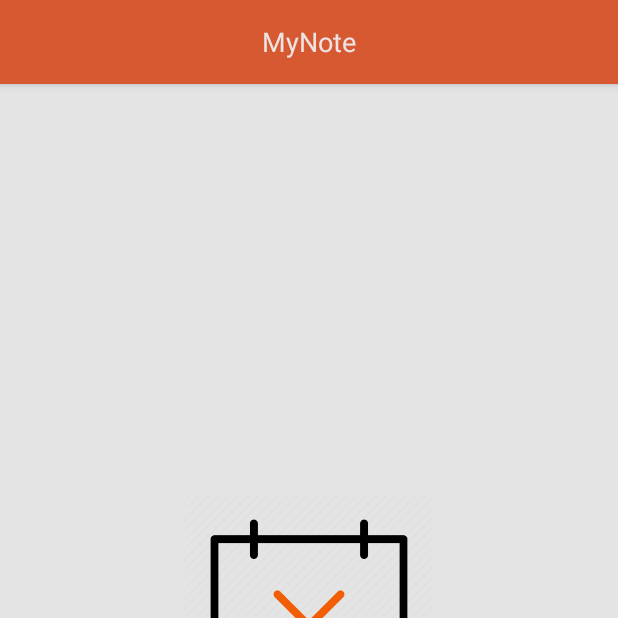
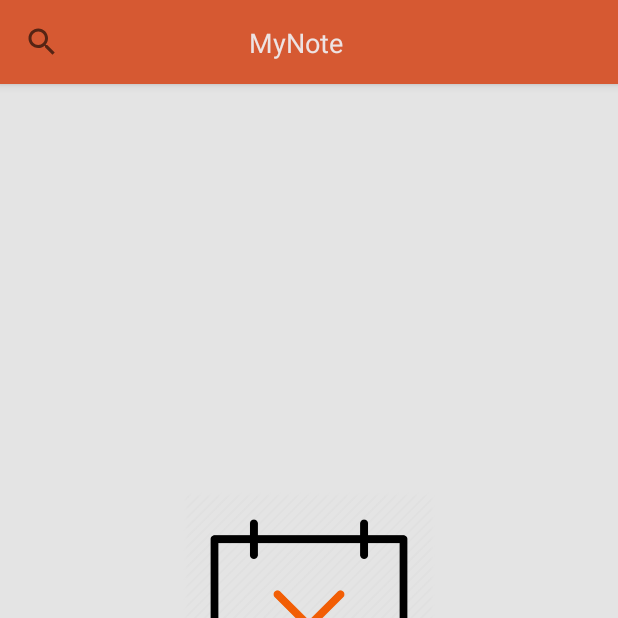
Before and after one commit to Obaa10/MyNote, an Android app: the screen it shows after launch (MainActivity), on a phone screen of 412 x 824 dp, the top half of it. Run offline under Robolectric (Android 15) with nearby library versions, the phone set to English and light mode, and no system bars; our stand-ins replace Room's generated code.

Commit message:
Arranging list by date

```diff
--- a/app/src/main/java/com/test/mynote/MainActivity.kt
+++ b/app/src/main/java/com/test/mynote/MainActivity.kt
@@ -4,6 +4,7 @@ import android.app.Activity
 import android.content.Intent
 import android.os.Bundle
 import android.view.View
+import android.widget.ImageButton
 import android.widget.ImageView
 import android.widget.TextView
 import android.widget.Toast
@@ -16,6 +17,7 @@ import com.test.mynote.adapter.NoteListAdapter
 import com.test.mynote.database.Note
 import com.test.mynote.viewmodel.NoteViewModel
 import com.test.mynote.viewmodel.NoteViewModelFactory
+import java.util.*
 
 class MainActivity : AppCompatActivity() {
 
@@ -31,6 +33,7 @@ class MainActivity : AppCompatActivity() {
         val addButton: FloatingActionButton = findViewById(R.id.add_button)
         val noNoteToShowText: TextView = findViewById(R.id.no_note_text)
         val noNoteToShowImage: ImageView = findViewById(R.id.no_note_image)
+        val searchButton : ImageButton = findViewById(R.id.search)
 
         //Define the recyclerView and it's adapter
         val recyclerView: RecyclerView = findViewById(R.id.notes_list)
@@ -41,9 +44,11 @@ class MainActivity : AppCompatActivity() {
 
         //Set the visibility of "noNoteToShow" && Observe the movie list
         noteViewModel.allNote.observe(this) { notes ->
-            notes.let {
-                recyclerViewAdapter.submitList(it)
-                if (it?.size != 0) {
+            notes.let { list ->
+                noteViewModel.yearList.clear()
+                val mList = list?.sortedBy { Date(it.year,it.month,it.day)  }
+                recyclerViewAdapter.submitList(mList)
+                if (list?.size != 0) {
                     noNoteToShowText.visibility = View.INVISIBLE
                     noNoteToShowImage.visibility = View.INVISIBLE
                 } else {
@@ -57,6 +62,12 @@ class MainActivity : AppCompatActivity() {
         addButton.setOnClickListener {
             val intent = Intent(this, NoteDetails::class.java)
             startActivityForResult(intent, 1)
+        }
+
+        //Search note
+        searchButton.setOnClickListener {
+
+           // noteViewModel.getNoteByTitle()
         }
     }
 
--- /dev/null
+++ b/app/src/main/res/drawable/ic_baseline_search_24.xml
@@ -0,0 +1,10 @@
+<vector xmlns:android="http://schemas.android.com/apk/res/android"
+    android:width="24dp"
+    android:height="24dp"
+    android:tint="?attr/colorControlNormal"
+    android:viewportWidth="24"
+    android:viewportHeight="24">
+  <path
+      android:fillColor="@android:color/white"
+      android:pathData="M15.5,14h-0.79l-0.28,-0.27C15.41,12.59 16,11.11 16,9.5 16,5.91 13.09,3 9.5,3S3,5.91 3,9.5 5.91,16 9.5,16c1.61,0 3.09,-0.59 4.23,-1.57l0.27,0.28v0.79l5,4.99L20.49,19l-4.99,-5zM9.5,14C7.01,14 5,11.99 5,9.5S7.01,5 9.5,5 14,7.01 14,9.5 11.99,14 9.5,14z"/>
+</vector>
--- a/app/src/main/res/layout/activity_main.xml
+++ b/app/src/main/res/layout/activity_main.xml
@@ -20,6 +20,9 @@
             android:layout_height="56dp"
             android:background="#D65932"
             app:layout_scrollFlags="scroll|enterAlways">
+            <androidx.constraintlayout.widget.ConstraintLayout
+                android:layout_width="match_parent"
+                android:layout_height="match_parent">
 
                 <TextView
                     android:layout_width="wrap_content"
@@ -27,7 +30,24 @@
                     android:layout_gravity="center_horizontal"
                     android:text="@string/app_name"
                     android:textColor="#EDE3E3"
-                android:textSize="18sp" />
+                    android:textSize="18sp"
+                    app:layout_constraintBottom_toBottomOf="parent"
+                    app:layout_constraintEnd_toEndOf="parent"
+                    app:layout_constraintHorizontal_bias="0.45"
+                    app:layout_constraintStart_toStartOf="@+id/search"
+                    app:layout_constraintTop_toTopOf="parent" />
+
+                <ImageButton
+                    android:id="@+id/search"
+                    android:layout_width="wrap_content"
+                    android:layout_height="wrap_content"
+                    android:background="#00FFFFFF"
+                    android:contentDescription="@string/search"
+                    android:src="@drawable/ic_baseline_search_24"
+                    app:layout_constraintBottom_toBottomOf="parent"
+                    app:layout_constraintStart_toStartOf="parent"
+                    app:layout_constraintTop_toTopOf="parent" />
+            </androidx.constraintlayout.widget.ConstraintLayout>
         </androidx.appcompat.widget.Toolbar>
     </com.google.android.material.appbar.AppBarLayout>
     <FrameLayout
--- a/app/src/main/res/values/strings.xml
+++ b/app/src/main/res/values/strings.xml
@@ -23,4 +23,5 @@
     <string name="normal">normal</string>
     <string name="important">important</string>
     <string name="very_important">very important</string>
+    <string name="search">search</string>
 </resources>
```
Also changed, not shown: app/src/main/java/com/test/mynote/adapter/NoteListAdapter.kt (+7 -3 lines), app/src/main/java/com/test/mynote/database/NoteDao.kt (+3 -0 lines), app/src/main/java/com/test/mynote/viewmodel/NoteViewModel.kt (+6 -0 lines), app/src/main/res/layout/note_card.xml (+17 -9 lines). Lines whose indentation alone changed are shown as unchanged.
